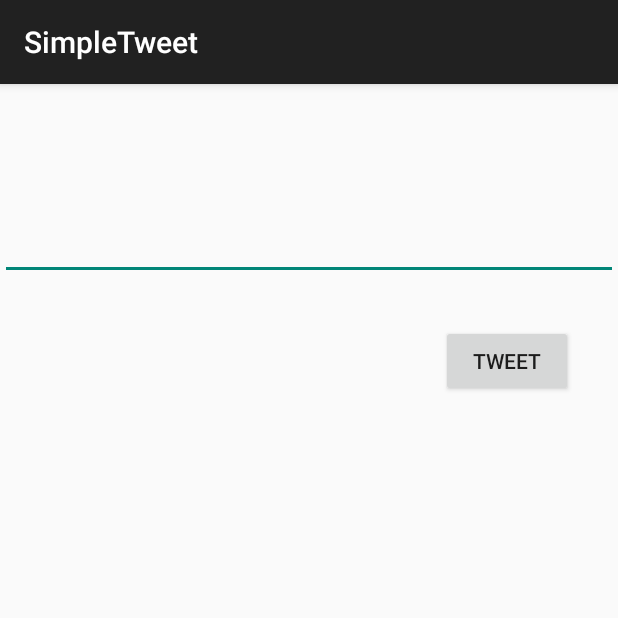
After one commit to ETS-Android1/Simple_Twitter, an Android app: the ComposeActivity screen opened directly, with no data from a screen before it, on a phone screen of 412 x 824 dp, the top half of it. The commit adds this screen. Run offline under Robolectric (Android 15) with nearby library versions, the phone set to English and light mode, and no system bars; our stand-ins replace Room's generated code; libraries missing offline, so code that uses them is left out: com.codepath.asynchttpclient, com.facebook.stetho, org.parceler; 1 statement that could not run was skipped.

Commit message:
added ability to tweet

```diff
--- a/app/src/main/AndroidManifest.xml
+++ b/app/src/main/AndroidManifest.xml
@@ -13,6 +13,9 @@
         android:icon="@drawable/ic_launcher"
         android:label="@string/app_name"
         android:theme="@style/AppTheme">
+        <activity
+            android:name=".models.ComposeActivity"
+            android:exported="false" />
         <activity
             android:name=".DetailedActivity"
             android:exported="false" />
--- /dev/null
+++ b/app/src/main/java/com/codepath/apps/restclienttemplate/models/ComposeActivity.java
@@ -0,0 +1,81 @@
+package com.codepath.apps.restclienttemplate.models;
+
+import android.content.Intent;
+import android.os.Bundle;
+import android.util.Log;
+import android.view.View;
+import android.widget.Button;
+import android.widget.EditText;
+import android.widget.Toast;
+
+import androidx.appcompat.app.AppCompatActivity;
+
+import com.codepath.apps.restclienttemplate.R;
+import com.codepath.apps.restclienttemplate.TwitterApp;
+import com.codepath.apps.restclienttemplate.TwitterClient;
+import com.codepath.asynchttpclient.callback.JsonHttpResponseHandler;
+
+import org.json.JSONException;
+import org.parceler.Parcels;
+
+import okhttp3.Headers;
+
+public class ComposeActivity extends AppCompatActivity {
+
+    public static final String TAG = "ComposeActivity";
+    public static final int MAX_TWEET_LENGTH = 140;
+
+    EditText etCompose;
+    Button btnTweet;
+
+    TwitterClient client;
+
+    @Override
+    protected void onCreate(Bundle savedInstanceState) {
+        super.onCreate(savedInstanceState);
+        setContentView(R.layout.activity_compose);
+
+        etCompose = findViewById(R.id.etCompose);
+        btnTweet = findViewById(R.id.btnTweet);
+
+        client = TwitterApp.getRestClient(this);
+
+        btnTweet.setOnClickListener(new View.OnClickListener() {
+            @Override
+            public void onClick(View v) {
+                String tweetContent = etCompose.getText().toString();
+                if (tweetContent.isEmpty()) {
+                    Toast.makeText(ComposeActivity.this, "tweet is empty", Toast.LENGTH_SHORT).show();
+                    return;
+                }
+                if (tweetContent.length() > 140) {
+                    Toast.makeText(ComposeActivity.this, "tweet is too long", Toast.LENGTH_SHORT).show();
+                    return;
+                }
+                Toast.makeText(ComposeActivity.this, "tweet sent", Toast.LENGTH_SHORT).show();
+                client.publishTweet(tweetContent, new JsonHttpResponseHandler() {
+                    @Override
+                    public void onSuccess(int statusCode, Headers headers, JSON json) {
+                        Log.i(TAG, "onSuccess tweet");
+                        try {
+                            Tweet tweet = Tweet.fromJson(json.jsonObject);
+                            Log.i(TAG, "tweet published"+tweet.body);
+                            Intent intent = new Intent();
+                            intent.putExtra("tweet", Parcels.wrap(tweet));
+                            setResult(RESULT_OK, intent);
+                            finish();
+                        } catch (JSONException e) {
+                            e.printStackTrace();
+                        }
+                    }
+
+                    @Override
+                    public void onFailure(int statusCode, Headers headers, String response, Throwable throwable) {
+                        Log.e(TAG, "onFailure tweet", throwable);
+                    }
+                });
+                return;
+            }
+        });
+    }
+}
--- /dev/null
+++ b/app/src/main/res/layout/activity_compose.xml
@@ -0,0 +1,32 @@
+<?xml version="1.0" encoding="utf-8"?>
+<RelativeLayout xmlns:android="http://schemas.android.com/apk/res/android"
+    xmlns:app="http://schemas.android.com/apk/res-auto"
+    xmlns:tools="http://schemas.android.com/tools"
+    android:layout_width="match_parent"
+    android:layout_height="match_parent"
+    tools:context=".models.ComposeActivity">
+
+    <EditText
+        android:id="@+id/etCompose"
+        android:layout_width="match_parent"
+        android:layout_height="wrap_content"
+        android:layout_alignParentStart="true"
+        android:layout_alignParentTop="true"
+        android:layout_marginStart="0dp"
+        android:layout_marginTop="0dp"
+        android:ems="10"
+        android:gravity="start|top"
+        android:inputType="textMultiLine"
+        android:minLines="5" />
+
+    <Button
+        android:id="@+id/btnTweet"
+        android:layout_width="wrap_content"
+        android:layout_height="wrap_content"
+        android:layout_below="@+id/etCompose"
+        android:layout_alignParentEnd="true"
+        android:layout_marginTop="30dp"
+        android:layout_marginEnd="30dp"
+        android:text="@string/Tweet"
+        tools:text="@string/Tweet" />
+</RelativeLayout>
--- a/app/src/main/res/values/strings.xml
+++ b/app/src/main/res/values/strings.xml
@@ -5,5 +5,6 @@
     <string name="login_label">Log in</string>
     <string name="intent_scheme">oauth</string>
     <string name="intent_host">cprest</string>
+    <string name="Tweet">Tweet</string>
 
 </resources>
```
Also changed, not shown: app/src/main/java/com/codepath/apps/restclienttemplate/MyDatabase.java (+6 -1 lines), app/src/main/java/com/codepath/apps/restclienttemplate/TimelineActivity.java (+83 -1 lines), app/src/main/java/com/codepath/apps/restclienttemplate/TweetAdapter.java (+1 -19 lines), app/src/main/java/com/codepath/apps/restclienttemplate/TwitterClient.java (+9 -1 lines), app/src/main/java/com/codepath/apps/restclienttemplate/models/Tweet.java (+30 -5 lines), app/src/main/java/com/codepath/apps/restclienttemplate/models/TweetDao.java (added, +22 -0 lines), app/src/main/java/com/codepath/apps/restclienttemplate/models/TweetWithUser.java (added, +26 -0 lines), app/src/main/java/com/codepath/apps/restclienttemplate/models/User.java (+25 -6 lines), app/src/main/res/menu/menu_main.xml (added, +10 -0 lines), 2 other files.
